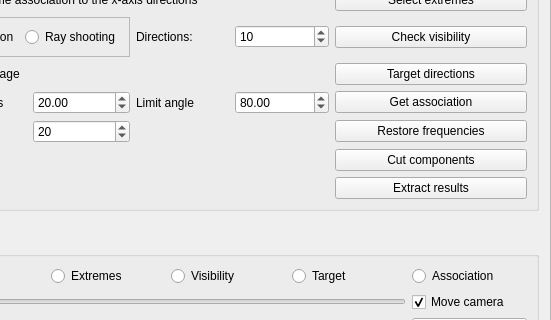
The window that GUI/managers/fouraxisfabricationmanager.ui (cg3hci/4AxisMilling) describes before a commit, drawn with Qt 5; both pictures show x 94 to 645 and y 198 to 518 of the 645 by 1318 pixel window.
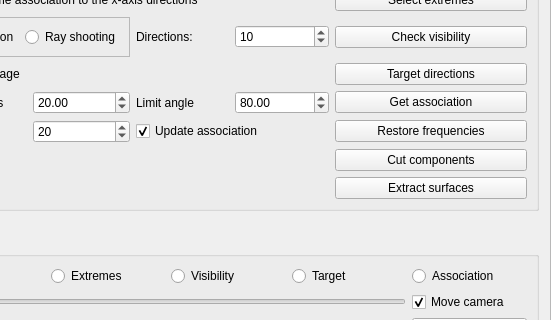
The same window after the commit.

Commit message: Association checking after restoring frequencies, various fixes

```diff
--- a/GUI/managers/fouraxisfabricationmanager.ui
+++ b/GUI/managers/fouraxisfabricationmanager.ui
@@ -715,7 +715,17 @@
       <item row="11" column="5" colspan="2">
        <widget class="QPushButton" name="extractResultsButton">
         <property name="text">
-         <string>Extract results</string>
+         <string>Extract surfaces</string>
+        </property>
+       </widget>
+      </item>
+      <item row="9" column="3" colspan="2">
+       <widget class="QCheckBox" name="updateAssociationCheckBox">
+        <property name="text">
+         <string>Update association</string>
+        </property>
+        <property name="checked">
+         <bool>true</bool>
         </property>
        </widget>
       </item>
```
Left out of the diff: 2 changed lines with no effect on the pictures. The commit also changes 9 other files.
